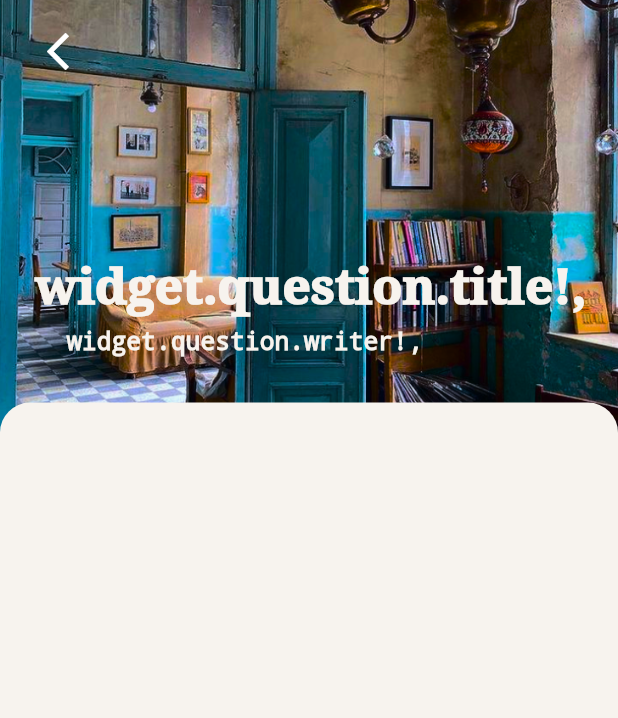
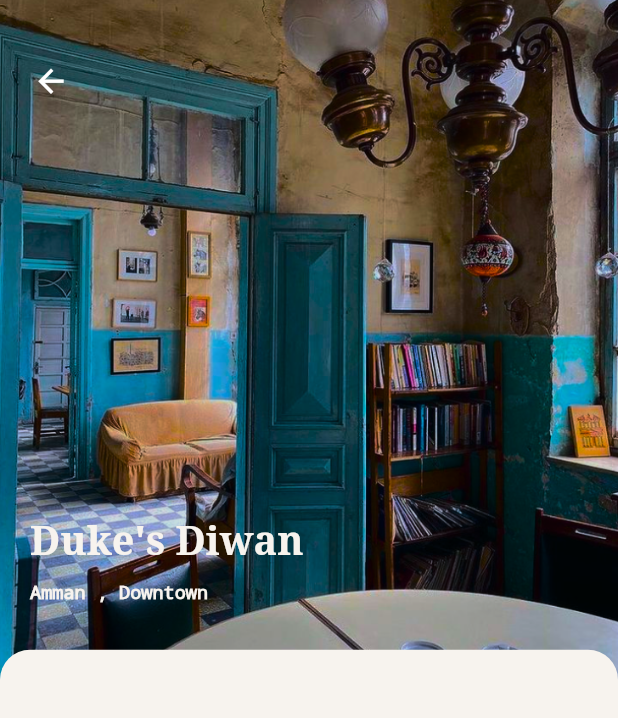
Before and after one commit to MiralDalayka/turathi, a Flutter app: the LocationPage screen opened by its route, after a tap on "Duke's Diwan", on a phone screen of 412 x 824 dp. Shown: the top 718 px of the screen. Run offline on Flutter 3.47's test engine with Material 3 defaults, Android fonts, the light colour scheme and no system bars; our stand-ins replace flutter_image_slideshow, get, image_picker; network calls fail.

Commit message:
edit the design

```diff
--- a/lib/core/models/place_model.dart
+++ b/lib/core/models/place_model.dart
@@ -41,7 +41,7 @@
     id: "1",
     commentsPlace: ["something", "somethig"],
     status: "Close",
-    location: "Amman",
+    location: "Amman , Downtown ",
     like: 0,
     disLike: 0,
     images: [
--- a/lib/view/screens/community_screens/question_view.dart
+++ b/lib/view/screens/community_screens/question_view.dart
@@ -28,6 +28,7 @@
     //cotroller
     comments.sort((a, b) => b.writtenByExpert!.compareTo(a.writtenByExpert!));
     double left = 15;
+    double icon_left=10;
     return Stack(
       children: <Widget>[
 
@@ -35,6 +36,8 @@
           height: height,
           width: double.infinity,
           child: Image.network(
+              color: Colors.black.withOpacity(0.2),
+            colorBlendMode: BlendMode.darken,
             widget.question.imageUrl!,
             fit: BoxFit.cover,
           ),
@@ -115,8 +118,8 @@
           }),
         ),
         Positioned(
-            top: 10,
-            left: left,
+            top: 25,
+            left: icon_left,
             child: BackArrowButton(color: Colors.white,)),
       ],
     );
--- a/lib/view/screens/placesdetails_screens/details_place.dart
+++ b/lib/view/screens/placesdetails_screens/details_place.dart
@@ -24,40 +24,42 @@
 
   @override
   Widget build(BuildContext context) {
-    var height = LayoutManager.widthNHeight0(context, 0) * 0.35;
-double left = 15;
+    var height = LayoutManager.widthNHeight0(context, 0) * 0.55;
+    double left = 20;
     return Stack(
       children: <Widget>[
-
         SizedBox(
           height: height,
           width: double.infinity,
           child: Image.asset(
             widget.placeModel.images[0],
             fit: BoxFit.cover,
+            color: Colors.black.withOpacity(0.1),
+            colorBlendMode: BlendMode.darken,
           ),
         ),
         Positioned(
-          top: height - 120,
+          top: height - 110,
           left: left,
           child: Text(
-           " widget.question.title!,",
+            widget.placeModel.title,
             style: TextStyle(
                 fontFamily: ThemeManager.fontFamily,
                 color: ThemeManager.second,
-                fontSize: LayoutManager.widthNHeight0(context, 0) * 0.04,
+                fontWeight: FontWeight.w700,
+                fontSize: LayoutManager.widthNHeight0(context, 0) * 0.032,
                 decoration: TextDecoration.none),
           ),
         ),
         Positioned(
-          top: height - 70,
+          top: height - 65,
           left: left,
           child: Text(
-         "   widget.question.writer!,",
+            widget.placeModel.location,
             style: TextStyle(
                 // fontFamily: ThemeManager.fontFamily,
                 color: ThemeManager.second,
-                fontSize: LayoutManager.widthNHeight0(context, 0) * 0.02,
+                fontSize: LayoutManager.widthNHeight0(context, 0) * 0.015,
                 decoration: TextDecoration.none),
           ),
         ),
@@ -74,17 +76,16 @@
               child: Padding(
                 padding: const EdgeInsets.all(30.0),
                 child: Column(
-                  children: [
-
-                  ],
+                  children: [],
                 ),
               ),
             )),
-
         Positioned(
-            top: 10,
-            left: 15,
-            child: BackArrowButton(color: Colors.white,)),
+            top: 30,
+            left: 10,
+            child: BackArrowButton(
+              color: Colors.white,
+            )),
       ],
     );
   }
--- a/lib/view/widgets/back_arrow_button.dart
+++ b/lib/view/widgets/back_arrow_button.dart
@@ -9,6 +9,6 @@
   Widget build(BuildContext context) {
     return IconButton(onPressed: (){
       Navigator.of(context).pop();
-    }, icon:Icon( Icons.arrow_back_ios_sharp,color:color,size: 30,));
+    }, icon:Icon( Icons.arrow_back_sharp,color:color,size: 25,));
   }
 }
--- a/lib/view/widgets/place_card.dart
+++ b/lib/view/widgets/place_card.dart
@@ -48,12 +48,13 @@
                     child: Stack(
                       children: [
                         ClipRRect(
-                          borderRadius: BorderRadius.circular(5),
-                          child: Image.asset(
-                            widget.placeModel.images[0],
-                            fit: BoxFit.fill,
-                          ),
-                        ),
+                            borderRadius: BorderRadius.circular(5),
+                            child: Image.asset(
+                              widget.placeModel.images[0],
+                              fit: BoxFit.fill,
+                              color: Colors.black.withOpacity(0.15),
+                              colorBlendMode: BlendMode.darken,
+                            )),
                         Positioned(
                           top: LayoutManager.widthNHeight0(context, 0) * 0.18,
                           left: LayoutManager.widthNHeight0(context, 1) * 0.088,
@@ -61,8 +62,15 @@
                             widget.placeModel.title,
                             textAlign: TextAlign.center,
                             style: TextStyle(
+                              shadows: const [
+                                Shadow(
+                                  color: Colors.black,
+                                  blurRadius: 2,
+                                  offset: Offset(3, 3),
+                                ),
+                              ],
                               fontSize: 17,
-                              fontFamily:ThemeManager.fontFamily,
+                              fontFamily: ThemeManager.fontFamily,
                               color: ThemeManager.second,
                               fontWeight: FontWeight.bold,
                             ),
@@ -72,13 +80,7 @@
                           top: LayoutManager.widthNHeight0(context, 0) * 0.2,
                           left: LayoutManager.widthNHeight0(context, 1) * 0.33,
                           child: IconButton(
-                            icon:
-                            // Icon(
-                            //   Icons.favorite,
-                            //   size: LayoutManager.widthNHeight0(context, 1) * 0.06,
-                            //   color: widget.placeModel.isFavourite ? const Color(0xFFA74040) : const Color(0xff263238),
-                            // ),
-                            Icon(
+                            icon: Icon(
                               widget.placeModel.isFavourite
                                   ? Icons.favorite
                                   : Icons.favorite_border_outlined,
@@ -90,8 +92,10 @@
                             ),
                             onPressed: () {
                               setState(() {
-                                widget.placeModel.isFavourite = !widget.placeModel.isFavourite;
-                                widget.onFavoriteChanged(widget.placeModel.isFavourite);
+                                widget.placeModel.isFavourite =
+                                    !widget.placeModel.isFavourite;
+                                widget.onFavoriteChanged(
+                                    widget.placeModel.isFavourite);
                               });
                             },
                           ),
```
